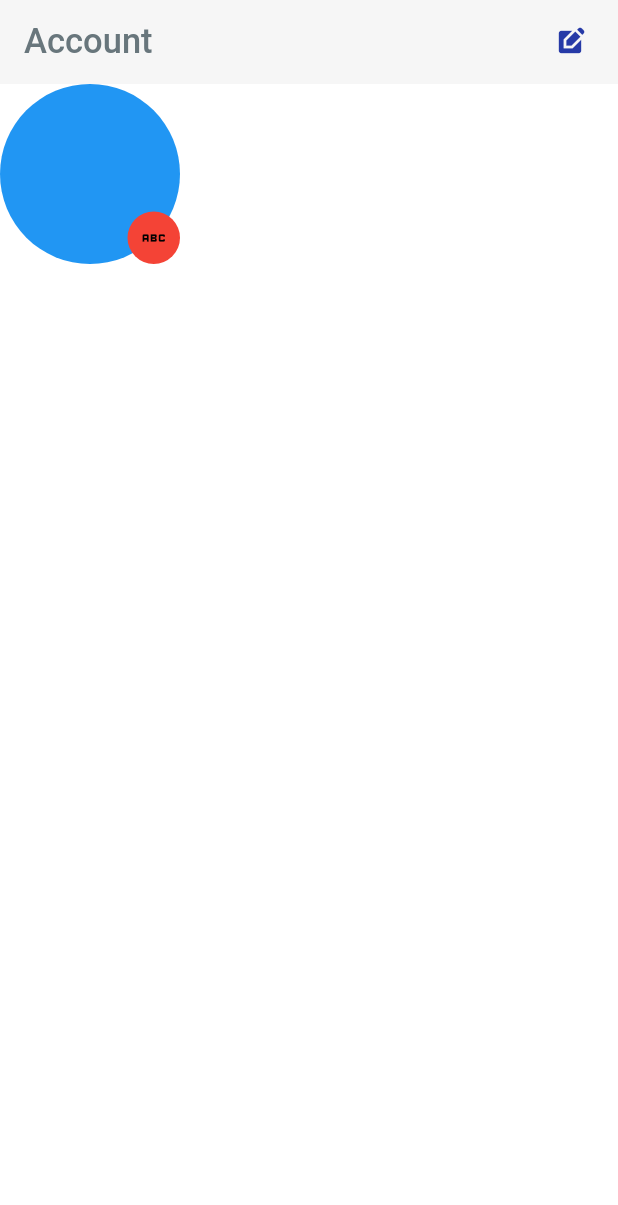
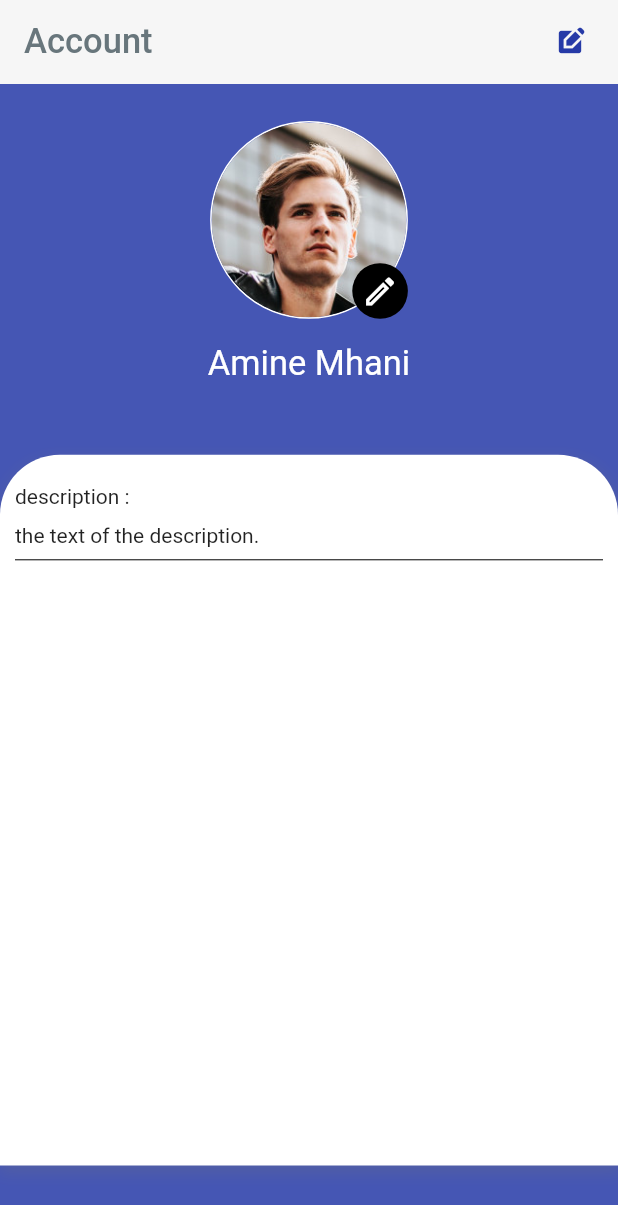
Before and after one commit to HmzEzh/medisafe, a Flutter app: the AccountScreen screen opened directly, on a phone screen of 412 x 824 dp. Shown: the top 1205 px of the screen. Run offline on Flutter 3.47's test engine with Material 2 defaults, Android fonts, the phone set to English and light mode, and no system bars; our stand-ins replace flutter_datetime_picker.

Commit message:
2023-04-07 account info

```diff
--- a/lib/screens/profilScreen/AccountScreen/AccountScreen.dart
+++ b/lib/screens/profilScreen/AccountScreen/AccountScreen.dart
@@ -10,6 +10,9 @@ class AccountScreen extends StatefulWidget {
 class _AccountScreenState extends State<AccountScreen> {
   @override
   Widget build(BuildContext context) {
+    final double waille = MediaQuery.of(context).size.width;
+    final double haille = MediaQuery.of(context).size.height;
+
     return Scaffold(
       backgroundColor: Colors.white,
       appBar: AppBar(
@@ -43,40 +46,109 @@ class _AccountScreenState extends State<AccountScreen> {
           ),
         ],
       ),
-      body: Column(
+      body: Container(
+        color: Color.fromARGB(218, 38, 57, 167),
+        child: Column(
           children: [
             /// -- IMAGE
+            Container(
+              padding: EdgeInsets.only(top: haille * 0.03),
+              height: haille * 0.3,
+              child: Column(
+                children: [
                   Stack(
                     children: [
-              SizedBox(
-                width: 120,
-                height: 120,
+                      Container(
+                        decoration: BoxDecoration(
+                          border: Border.all(
+                            color: Colors.white, // set border color here
+                            width: 1.0,
+                            // set border width here
+                          ),
+                          borderRadius: BorderRadius.circular(100),
+                        ),
+                        width: waille * 0.32,
+                        height: waille * 0.32,
                         child: ClipRRect(
                           borderRadius: BorderRadius.circular(100),
-                  child: Container(
-                    color: Colors.blue,
-                  ),
+                          child: Image.asset('assets/images/avatar.jpg'),
                         ),
                       ),
                       Positioned(
                         bottom: 0,
                         right: 0,
                         child: Container(
-                  width: 35,
-                  height: 35,
+                          width: waille * 0.09,
+                          height: waille * 0.09,
                           decoration: BoxDecoration(
                               borderRadius: BorderRadius.circular(100),
-                      color: Colors.red),
-                  child: const Icon(
-                    Icons.abc,
-                    color: Colors.black,
-                    size: 20,
+                              color: Colors.black),
+                          child: Icon(
+                            Icons.edit_outlined,
+                            color: Colors.white,
+                            size: waille * 0.06,
                           ),
                         ),
                       ),
                     ],
                   ),
+                  Container(
+                    margin: EdgeInsets.only(top: haille * 0.02),
+                    child: const Text(
+                      "Amine Mhani",
+                      style: TextStyle(
+                        fontSize: 23,
+                        fontWeight: FontWeight.w400,
+                        color: Colors.white,
+                      ),
+                    ),
+                  ),
                 ],
+              ),
+            ),
+            Column(
+              children: [
+                Container(
+                  padding: const EdgeInsets.fromLTRB(10, 20, 10, 10),
+                  height: haille * 0.575,
+                  width: waille,
+                  decoration: const BoxDecoration(
+                      borderRadius: BorderRadius.vertical(
+                        top: Radius.circular(40),
+                        bottom: Radius.circular(0),
+                      ),
+                      color: Colors.white,
+                      boxShadow: [
+                        BoxShadow(
+                            color: Color.fromARGB(62, 117, 117, 117),
+                            spreadRadius: 1,
+                            blurRadius: 8,
+                            offset: Offset(1, 4)),
+                      ]),
+                  child: ListView(
+                    children: [
+                      Column(
+                        crossAxisAlignment: CrossAxisAlignment.start,
+                        children: [
+                          Container(
+                            margin: EdgeInsets.only(bottom: 10),
+                            child: Text("description : "),
+                          ),
+                          Container(
+                            child: Text("the text of the description."),
+                          ),
+                        ],
+                      ),
+                      const Divider(
+                        color: Colors.black,
+                      )
+                    ],
+                  ),
+                ),
+              ],
+            )
+          ],
+        ),
       ),
     );
   }
```
Also changed, not shown: assets/images/avatar.jpg (renamed from assets/avatars/avatar.jpg). Lines whose indentation alone changed are shown as unchanged.
